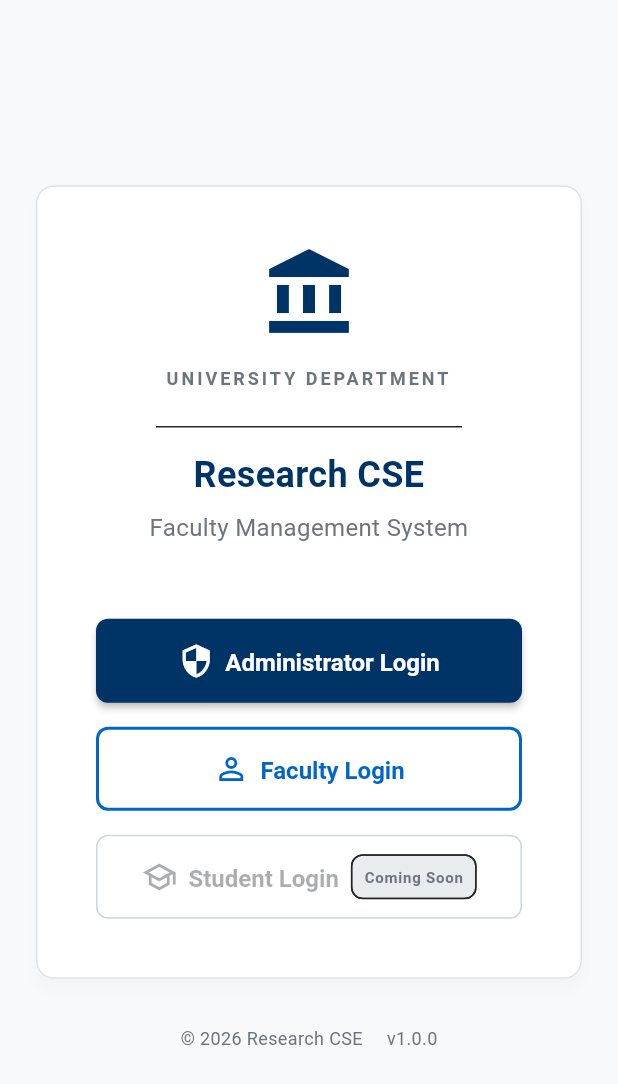
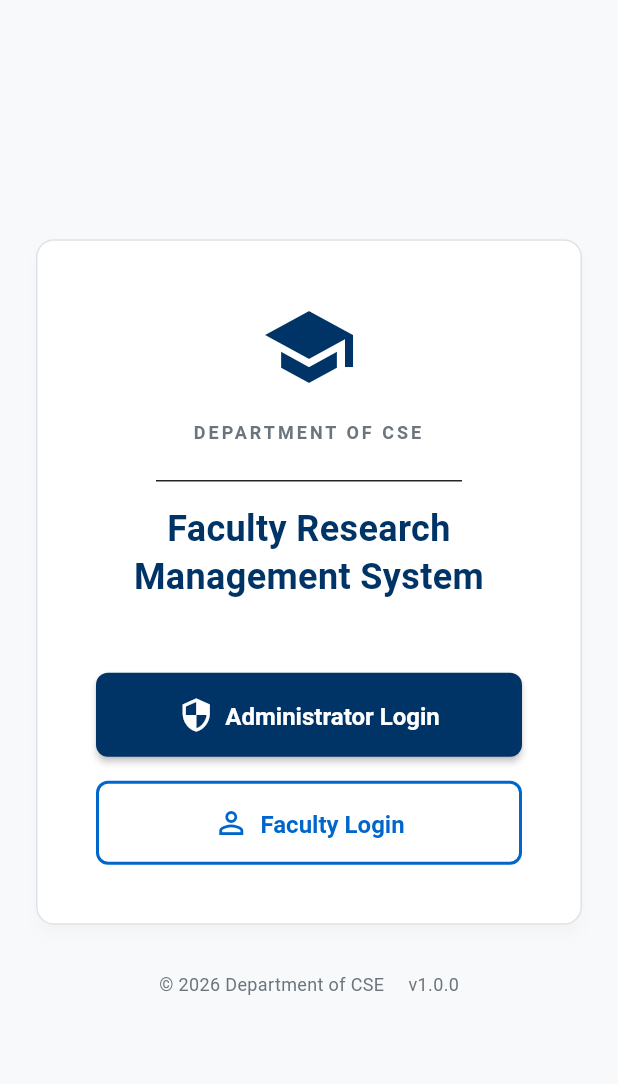
Before and after one commit to Koushikdev15/research-login-register-homepage, a Flutter app: the screen it shows after launch, on a phone screen of 412 x 824 dp. Shown: the top 1084 px of the screen. Run offline on Flutter 3.47's test engine with Material 3 defaults, Android fonts, the phone set to English and light mode, and no system bars; our stand-ins replace cached_network_image, cloud_firestore, firebase_auth, firebase_core, firebase_storage, flutter_spinkit and 4 more; accounts and stored records are empty; network calls fail.

Commit message:
Update LoginSelectionScreen: branding and requirements

```diff
--- a/lib/screens/login_selection_screen.dart
+++ b/lib/screens/login_selection_screen.dart
@@ -35,14 +35,18 @@ class LoginSelectionScreen extends StatelessWidget {
                     child: Column(
                       children: [
                         // Header Section
-                        const Icon(
-                          Icons.account_balance,
-                          size: 64,
-                          color: AppColors.universityNavy
+                        Image.network(
+                          'https://citchennai.edu.in/wp-content/uploads/2021/03/CIT-Logo-PNG.png',
+                          height: 100,
+                          errorBuilder: (context, error, stackTrace) => const Icon(
+                            Icons.school,
+                            size: 64,
+                            color: AppColors.universityNavy,
+                          ),
                         ),
                         const SizedBox(height: 16),
                         Text(
-                          'UNIVERSITY DEPARTMENT',
+                          'DEPARTMENT OF CSE',
                           style: AppTextStyles.label.copyWith(
                             color: AppColors.mediumGray,
                             letterSpacing: 2.0
@@ -53,18 +57,10 @@ class LoginSelectionScreen extends StatelessWidget {
                         const Divider(height: 32, indent: 40, endIndent: 40),
 
                         Text(
-                          'Research CSE',
+                          'Faculty Research Management System',
                           style: AppTextStyles.h2.copyWith(
                             color: AppColors.universityNavy,
                             fontWeight: FontWeight.bold,
-                          ),
-                          textAlign: TextAlign.center,
-                        ),
-                        const SizedBox(height: 8),
-                        Text(
-                          'Faculty Management System',
-                          style: AppTextStyles.bodyLarge.copyWith(
-                            color: AppColors.mediumGray,
                           ),
                           textAlign: TextAlign.center,
                         ),
@@ -124,43 +120,6 @@ class LoginSelectionScreen extends StatelessWidget {
                             },
                           ),
                         ),
-                        const SizedBox(height: 16),
-
-                        // Student Login (Disabled)
-                        SizedBox(
-                          width: double.infinity,
-                          height: 56,
-                          child: OutlinedButton.icon(
-                            icon: const Icon(Icons.school_outlined, size: 24),
-                            label: const Row(
-                              mainAxisAlignment: MainAxisAlignment.center,
-                              mainAxisSize: MainAxisSize.min,
-                              children: [
-                                Text('Student Login'),
-                                SizedBox(width: 8),
-                                Chip(
-                                  label: Text('Coming Soon'),
-                                  labelStyle: TextStyle(fontSize: 10, color: AppColors.mediumGray),
-                                  backgroundColor: AppColors.lightGray,
-                                  padding: EdgeInsets.zero,
-                                  visualDensity: VisualDensity.compact,
-                                )
-                              ],
-                            ),
-                            style: OutlinedButton.styleFrom(
-                              foregroundColor: AppColors.mediumGray,
-                              side: const BorderSide(color: AppColors.inputBorder),
-                              textStyle: AppTextStyles.h5,
-                              shape: RoundedRectangleBorder(
-                                borderRadius: BorderRadius.circular(8),
-                              ),
-                              // Disabling interaction style manually without disabling the button functionality
-                              // unless we want it truly disabled.
-                              // User spec says "Disabled State", so let's disable it.
-                            ),
-                            onPressed: null,
-                          ),
-                        ),
                       ],
                     ),
                   ),
@@ -172,7 +131,7 @@ class LoginSelectionScreen extends StatelessWidget {
                   mainAxisAlignment: MainAxisAlignment.center,
                   children: [
                     Text(
-                      '© 2026 Research CSE',
+                      '© 2026 Department of CSE',
                       style: AppTextStyles.caption.copyWith(color: AppColors.mediumGray),
                     ),
                     const SizedBox(width: 16),
```
